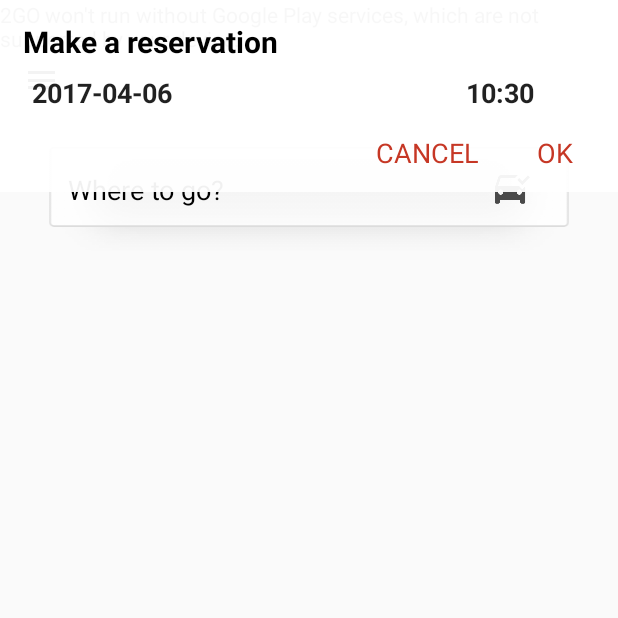
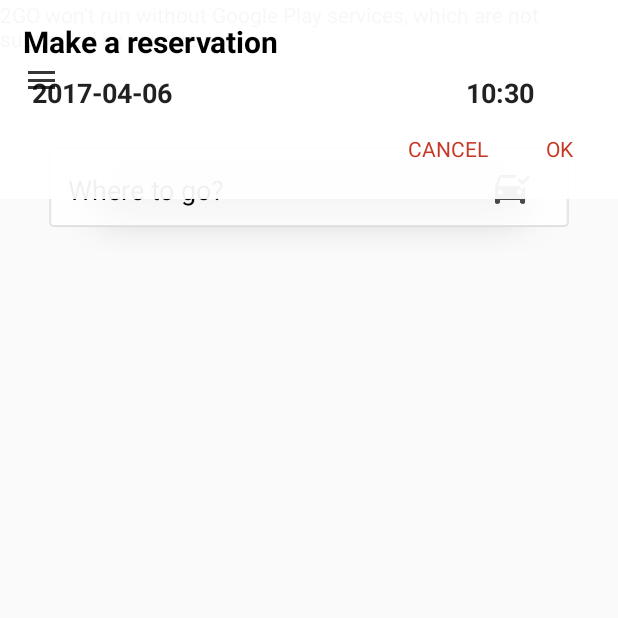
Before and after one commit to gwolf0719/2goclient, an Android app: the fragment BookSelectTimeFragment placed in its activity, on a phone screen of 412 x 824 dp, the top half of it. Run offline under Robolectric (Android 15) with nearby library versions, the light colour scheme and no system bars; libraries missing offline, so code that uses them is left out: com.androidquery, com.androidquery.callback; 9 statements that could not run were skipped.

Commit message:
#1.5.3 按鈕相關, 細節

```diff
--- a/app/build.gradle
+++ b/app/build.gradle
@@ -16,7 +16,7 @@ android {
         minSdkVersion 15
         targetSdkVersion 25
         versionCode 1
-        versionName "1.5.2.1"
+        versionName "1.5.3"
         testInstrumentationRunner "android.support.test.runner.AndroidJUnitRunner"
         multiDexEnabled true
     }
--- a/app/src/main/java/com/silence5105/nosy/partner2go/MainActivity.java
+++ b/app/src/main/java/com/silence5105/nosy/partner2go/MainActivity.java
@@ -138,12 +138,12 @@ public class MainActivity extends AppCompatActivity
     RelativeLayout showview, callbtn;
     Button avgbtn, okbtn;
     double nowlng;
-    RelativeLayout btnFindPath, container1, where2golayout, loadlinearlayoout, officfindpathbtn, onthewaylayout, icarlayout;
+    RelativeLayout containermenubtn, menubtn, btnFindPath, container1, where2golayout, loadlinearlayoout, officfindpathbtn, onthewaylayout, icarlayout;
     LinearLayout linearLayout, btnlayout, checklayout, viewlayout, icslectlayout;
     AQuery aQuery;
     GoogleApiClient googleApiClient;
     TextView numbertxt, dtxt, rattxt, nametxt, iccartxt, iccnametxt, iccrate;
-    ImageView menubtn, redimg, blueimg, containermenubtn, sosbtn;
+    ImageView menuimg, redimg, blueimg, sosbtn;
     PlaceAutocompleteAdapter placeAutocompleteAdapter;
     TextView menunametxt;
 
@@ -347,8 +347,9 @@ public class MainActivity extends AppCompatActivity
         setSupportActionBar(toolbar);
         aQuery = new AQuery(this);
         bottoncontainer = (RelativeLayout) findViewById(R.id.bottoncontainer);
-        containermenubtn = (ImageView) findViewById(R.id.containermenubtn);
+        containermenubtn = (RelativeLayout) findViewById(R.id.containermenubtn);
         containermenubtn.setOnClickListener(this);
+        menuimg = (ImageView) findViewById(R.id.menuimg);
         sosbtn = (ImageView) findViewById(R.id.sosbtn);
         iccnametxt = (TextView) findViewById(R.id.iccnametext);
         iccrate = (TextView) findViewById(R.id.iccratetxt);
@@ -373,7 +374,7 @@ public class MainActivity extends AppCompatActivity
         avgbtn = (Button) findViewById(R.id.avgbtn);
         avgbtn.setBackgroundResource(R.layout.testbtn);
         viewlayout = (LinearLayout) findViewById(R.id.viewlayout);
-        menubtn = (ImageView) findViewById(R.id.menubtn);
+        menubtn = (RelativeLayout) findViewById(R.id.menubtn);
         menubtn.setOnClickListener(this);
         okbtn = (Button) findViewById(R.id.okbtn);
         okbtn.setBackgroundResource(R.layout.testbtn);
@@ -1928,23 +1929,25 @@ public class MainActivity extends AppCompatActivity
     }
 
     public class BookSelectTimeFragment1 extends Fragment implements View.OnClickListener {
-        TextView nextbtn, mytxt, dtimetxt, cancelbtn, officletxt;
+        TextView mytxt, dtimetxt, officletxt, oktxt, canceltxt;
         DatePickerDialog datePickerDialog;
         private int mYear, mMonth, mDay, mH, mm;
         DatePickerDialog dpd;
         TimePickerDialog timePicker;
-
+        RelativeLayout cancelbtn, nextbtn;
 
         @Nullable
         @Override
         public View onCreateView(LayoutInflater inflater, @Nullable ViewGroup container, Bundle savedInstanceState) {
             View view = inflater.inflate(R.layout.bookselecttimelayout, container, false);
-            nextbtn = (TextView) view.findViewById(R.id.nextbtn);
+            nextbtn = (RelativeLayout) view.findViewById(R.id.nextbtn);
             mytxt = (TextView) view.findViewById(R.id.mytxt);
+            oktxt = (TextView) view.findViewById(R.id.oktxt);
+            canceltxt = (TextView) view.findViewById(R.id.canceltxt);
             mytxt.setOnClickListener(this);
             dtimetxt = (TextView) view.findViewById(R.id.dtimetxt);
             nextbtn.setOnClickListener(this);
-            cancelbtn = (TextView) view.findViewById(R.id.canclebtn);
+            cancelbtn = (RelativeLayout) view.findViewById(R.id.canclebtn);
             cancelbtn.setOnClickListener(this);
             officletxt = (TextView) view.findViewById(R.id.officletxt);
             SimpleDateFormat sDateFormat = new SimpleDateFormat("yyyy-MM-dd");
@@ -1991,8 +1994,8 @@ public class MainActivity extends AppCompatActivity
 //        dpd.show();
             if (PrefsHelper.setofficalbooking(getActivity()).equals("1")) {
                 officletxt.setVisibility(View.VISIBLE);
-                nextbtn.setText(R.string.officialbookingok);
-                cancelbtn.setText(R.string.officialbookingcancel);
+                oktxt.setText(R.string.officialbookingok);
+                canceltxt.setText(R.string.officialbookingcancel);
             }
             return view;
         }
@@ -2043,7 +2046,7 @@ public class MainActivity extends AppCompatActivity
         where2golayout.setVisibility(View.VISIBLE);
         blueimg.setVisibility(View.GONE);
         redimg.setVisibility(View.VISIBLE);
-        menubtn.setImageDrawable(getResources().getDrawable(R.mipmap.menu_black));
+        menuimg.setImageDrawable(getResources().getDrawable(R.mipmap.menu_black));
         loadlinearlayoout.setVisibility(View.INVISIBLE);
         btnFindPath.setVisibility(View.INVISIBLE);
         officfindpathbtn.setVisibility(View.INVISIBLE);
--- a/app/src/main/res/layout/bookselecttimelayout.xml
+++ b/app/src/main/res/layout/bookselecttimelayout.xml
@@ -1,8 +1,8 @@
 <?xml version="1.0" encoding="utf-8"?>
 <RelativeLayout xmlns:android="http://schemas.android.com/apk/res/android"
     android:layout_width="match_parent"
-    android:background="#ffffff"
-    android:layout_height="wrap_content">
+    android:layout_height="wrap_content"
+    android:background="#ffffff">
 
     <TextView
         android:id="@+id/textView38"
@@ -12,43 +12,32 @@
         android:layout_alignParentStart="true"
         android:layout_alignParentTop="true"
         android:layout_marginLeft="15dp"
-        android:textColor="#000000"
         android:layout_marginTop="14dp"
         android:text="Make a reservation"
+        android:textColor="#000000"
         android:textSize="20sp"
         android:textStyle="bold" />
+
     <TextView
         android:id="@+id/officletxt"
         android:layout_width="wrap_content"
         android:layout_height="wrap_content"
+        android:layout_alignLeft="@+id/textView38"
+        android:layout_alignStart="@+id/textView38"
+        android:layout_alignTop="@+id/canclebtn"
         android:text="Need advance 45m"
         android:textColor="#c63725"
         android:textSize="16sp"
-        android:visibility="invisible"
-        android:layout_alignTop="@+id/canclebtn"
-        android:layout_alignLeft="@+id/textView38"
-        android:layout_alignStart="@+id/textView38" />
+        android:visibility="invisible" />
 
-    <TextView
-        android:id="@+id/nextbtn"
+
+    <LinearLayout
         android:layout_width="wrap_content"
         android:layout_height="wrap_content"
-        android:layout_alignParentRight="true"
-        android:layout_below="@+id/dtimetxt"
-        android:layout_marginBottom="14dp"
-        android:layout_marginRight="30dp"
-        android:layout_marginTop="15dp"
-        android:text="OK"
-        android:textAlignment="center"
-        android:textColor="#c63725"
-        android:textSize="18sp" />
-    <LinearLayout
-        android:layout_width="wrap_content"
+        android:layout_below="@+id/textView38"
         android:layout_marginLeft="21.5dp"
-        android:layout_below="@+id/textView38"
         android:layout_marginTop="8dp"
-        android:orientation="vertical"
-        android:layout_height="wrap_content">
+        android:orientation="vertical">
 
         <TextView
             android:id="@+id/mytxt"
@@ -67,26 +56,58 @@
         android:id="@+id/dtimetxt"
         android:layout_width="wrap_content"
         android:layout_height="wrap_content"
+        android:layout_alignParentEnd="true"
+        android:layout_alignParentRight="true"
+        android:layout_below="@+id/textView38"
+        android:layout_marginRight="56dp"
+        android:layout_marginTop="8dp"
         android:text="TextView"
+        android:textColor="#de000000"
         android:textSize="18dp"
-        android:layout_marginTop="8dp"
-        android:layout_marginRight="56dp"
-        android:textColor="#de000000"
-        android:textStyle="bold"
-        android:layout_below="@+id/textView38"
+        android:textStyle="bold" />
+
+    <RelativeLayout
+        android:id="@+id/nextbtn"
+        android:layout_width="wrap_content"
+        android:layout_height="wrap_content"
         android:layout_alignParentRight="true"
-        android:layout_alignParentEnd="true" />
-    <TextView
+        android:layout_below="@+id/dtimetxt"
+        android:layout_marginBottom="14dp"
+        android:layout_marginTop="15dp">
+
+        <TextView
+            android:id="@+id/oktxt"
+            android:layout_width="wrap_content"
+            android:layout_height="wrap_content"
+            android:layout_marginBottom="10dp"
+            android:layout_marginLeft="20dp"
+            android:layout_marginRight="30dp"
+            android:text="OK"
+            android:textAlignment="center"
+            android:textColor="#c63725"
+            android:textSize="14sp" />
+    </RelativeLayout>
+
+    <RelativeLayout
         android:id="@+id/canclebtn"
         android:layout_width="wrap_content"
         android:layout_height="wrap_content"
-        android:text="CANCEL"
-        android:textSize="18dp"
-        android:textColor="#c63725"
-        android:layout_marginRight="38.5dp"
         android:layout_alignBaseline="@+id/nextbtn"
         android:layout_alignBottom="@+id/nextbtn"
         android:layout_toLeftOf="@+id/nextbtn"
-        android:layout_toStartOf="@+id/nextbtn" />
+        android:layout_toStartOf="@+id/nextbtn">
+
+        <TextView
+            android:id="@+id/canceltxt"
+            android:layout_width="wrap_content"
+            android:layout_height="wrap_content"
+            android:layout_marginBottom="10dp"
+            android:layout_marginLeft="10dp"
+
+            android:layout_marginRight="18.5dp"
+            android:text="CANCEL"
+            android:textColor="#c63725"
+            android:textSize="14dp" />
+    </RelativeLayout>
 
 </RelativeLayout>
--- a/app/src/main/res/layout/newmain_activity.xml
+++ b/app/src/main/res/layout/newmain_activity.xml
@@ -278,6 +278,7 @@
                     android:layout_marginLeft="24dp"
                     android:layout_marginTop="10dp"
                     app:srcCompat="@mipmap/line_personal" />
+
                 <ImageView
                     android:id="@+id/blueimg"
                     android:layout_width="wrap_content"
@@ -289,7 +290,7 @@
                     android:layout_marginLeft="24dp"
                     android:layout_marginTop="10dp"
                     android:visibility="gone"
-                    app:srcCompat="@mipmap/line_official"/>
+                    app:srcCompat="@mipmap/line_official" />
 
                 <LinearLayout
                     android:layout_width="match_parent"
@@ -325,19 +326,26 @@
         </RelativeLayout>
 
 
+    </fragment>
+
+    <RelativeLayout
+        android:id="@+id/menubtn"
+        android:layout_width="wrap_content"
+        android:layout_height="wrap_content">
+
         <ImageView
-            android:id="@+id/menubtn"
+            android:id="@+id/menuimg"
             android:layout_width="wrap_content"
             android:layout_height="wrap_content"
             android:layout_alignParentLeft="true"
 
             android:layout_alignParentTop="true"
+            android:layout_marginBottom="10dp"
             android:layout_marginLeft="16dp"
+            android:layout_marginRight="10dp"
             android:layout_marginTop="41dp"
             app:srcCompat="@mipmap/menu_black" />
-
-
-    </fragment>
+    </RelativeLayout>
     <!--<RelativeLayout-->
 
     <!--android:layout_width="match_parent"-->
@@ -362,8 +370,8 @@
         android:layout_alignParentLeft="true"
         android:layout_centerHorizontal="true"
         android:layout_marginLeft="15dp"
-        android:visibility="invisible"
-        android:background="@mipmap/button_booking_red">
+        android:background="@mipmap/button_booking_red"
+        android:visibility="invisible">
 
         <TextView
             android:layout_width="wrap_content"
@@ -373,6 +381,7 @@
             android:text="Personal\nBooking"
             android:textColor="#ffffff" />
     </RelativeLayout>
+
     <RelativeLayout
         android:id="@+id/officbtnFindPath"
         android:layout_width="wrap_content"
@@ -381,8 +390,8 @@
         android:layout_alignParentRight="true"
         android:layout_centerHorizontal="true"
         android:layout_marginRight="15dp"
-        android:visibility="invisible"
-        android:background="@mipmap/button_booking_blue">
+        android:background="@mipmap/button_booking_blue"
+        android:visibility="invisible">
 
         <TextView
             android:layout_width="wrap_content"
@@ -404,7 +413,6 @@
         android:visibility="invisible">
 
 
-
     </RelativeLayout>
 
     <RelativeLayout
@@ -413,16 +421,25 @@
         android:layout_height="match_parent"
         android:clickable="true"
         android:visibility="gone">
+
+        <RelativeLayout
+            android:id="@+id/containermenubtn"
+            android:layout_width="wrap_content"
+            android:layout_height="wrap_content">
+
             <ImageView
-            android:id="@+id/containermenubtn"
+
                 android:layout_width="wrap_content"
                 android:layout_height="wrap_content"
                 android:layout_alignParentLeft="true"
-            android:visibility="gone"
                 android:layout_alignParentTop="true"
+                android:layout_marginBottom="10dp"
                 android:layout_marginLeft="16dp"
+                android:layout_marginRight="10dp"
                 android:layout_marginTop="41dp"
+                android:visibility="visible"
                 app:srcCompat="@mipmap/arrow_left_black" />
+        </RelativeLayout>
 
         <!--<RelativeLayout-->
         <!--android:id="@+id/blockbg"-->
@@ -444,13 +461,14 @@
         android:layout_marginRight="16dp">
 
     </RelativeLayout>
+
     <RelativeLayout
         android:id="@+id/onthewaylayout"
-        android:visibility="gone"
-        android:background="#ffffff"
         android:layout_width="match_parent"
         android:layout_height="wrap_content"
-        android:layout_alignParentBottom="true">
+        android:layout_alignParentBottom="true"
+        android:background="#ffffff"
+        android:visibility="gone">
 
         <TextView
             android:id="@+id/titletxt"
@@ -473,6 +491,13 @@
             android:textColor="#757575"
             android:textSize="14sp" />
 
+        <ImageView
+            android:layout_width="wrap_content"
+            android:layout_height="wrap_content"
+            android:layout_centerHorizontal="true"
+            android:layout_marginTop="58dp"
+            android:background="@mipmap/line" />
+
         <TextView
             android:id="@+id/nametext"
             android:layout_width="wrap_content"
@@ -486,89 +511,95 @@
             />
 
         <TextView
+            android:id="@+id/dtxt"
             android:layout_width="wrap_content"
             android:layout_height="wrap_content"
+            android:layout_alignParentEnd="true"
+            android:layout_alignParentRight="true"
+            android:layout_alignTop="@+id/titletxt"
+            android:layout_marginRight="17dp"
             android:text="1234"
             android:textColor="#c63725"
-            android:textSize="40sp"
-            android:id="@+id/dtxt"
-            android:layout_marginRight="17dp"
-            android:layout_alignTop="@+id/titletxt"
-            android:layout_alignParentRight="true"
-            android:layout_alignParentEnd="true" />
+            android:textSize="40sp" />
 
         <ImageView
+            android:id="@+id/imageView22"
             android:layout_width="wrap_content"
             android:layout_height="wrap_content"
             android:layout_below="@id/nametext"
             android:layout_marginLeft="93dp"
             android:layout_marginTop="8dp"
-            android:background="@mipmap/star_active"
-            android:id="@+id/imageView22" />
+            android:background="@mipmap/star_active" />
 
         <TextView
             android:id="@+id/ratetxt"
             android:layout_width="wrap_content"
             android:layout_height="wrap_content"
+            android:layout_alignTop="@+id/imageView22"
+            android:layout_marginBottom="64dp"
+            android:layout_marginLeft="2dp"
+            android:layout_toEndOf="@+id/imageView22"
+            android:layout_toRightOf="@+id/imageView22"
+            android:text="1234"
             android:textColor="#c63725"
-            android:textSize="19sp"
-            android:text="1234"
-            android:layout_marginLeft="2dp"
-            android:layout_marginBottom="64dp"
-            android:layout_alignTop="@+id/imageView22"
-            android:layout_toRightOf="@+id/imageView22"
-            android:layout_toEndOf="@+id/imageView22" />
+            android:textSize="19sp" />
 
     </RelativeLayout>
+
     <LinearLayout
         android:id="@+id/otwselectlayout"
-        android:visibility="gone"
+        android:layout_width="match_parent"
+        android:layout_height="wrap_content"
         android:layout_alignParentBottom="true"
-        android:layout_width="match_parent"
-        android:layout_height="wrap_content">
+        android:visibility="gone">
+
         <RelativeLayout
+            android:id="@+id/msnbtn"
             android:layout_width="wrap_content"
             android:layout_height="wrap_content"
+            android:layout_marginLeft="16dp"
+            android:layout_marginRight="2.5dp"
             android:layout_weight="5"
-            android:layout_marginRight="2.5dp"
-            android:layout_marginLeft="16dp"
-            android:id="@+id/msnbtn"
             android:background="@mipmap/button_driver_message">
+
             <TextView
                 android:layout_width="wrap_content"
                 android:layout_height="wrap_content"
+                android:layout_centerHorizontal="true"
+                android:layout_marginTop="8dp"
                 android:text="Message"
-                android:layout_marginTop="8dp"
-                android:textColor="#ffffff"
-                android:layout_centerHorizontal="true"/>
+                android:textColor="#ffffff" />
         </RelativeLayout>
+
         <RelativeLayout
+            android:id="@+id/callbtn"
             android:layout_width="wrap_content"
             android:layout_height="wrap_content"
-            android:layout_weight="5"
-            android:id="@+id/callbtn"
             android:layout_marginLeft="2.5dp"
             android:layout_marginRight="16dp"
+            android:layout_weight="5"
             android:background="@mipmap/button_driver_message">
+
             <TextView
                 android:layout_width="wrap_content"
                 android:layout_height="wrap_content"
+                android:layout_centerHorizontal="true"
+                android:layout_marginTop="8dp"
                 android:text="Call"
-                android:layout_marginTop="8dp"
-                android:textColor="#ffffff"
-                android:layout_centerHorizontal="true"/>
+                android:textColor="#ffffff" />
         </RelativeLayout>
     </LinearLayout>
+
     <ImageView
         android:id="@+id/sosbtn"
         android:layout_width="wrap_content"
         android:layout_height="wrap_content"
+        android:layout_alignParentRight="true"
+        android:layout_marginRight="18dp"
         android:layout_marginTop="89dp"
-        android:layout_marginRight="18dp"
-        android:layout_alignParentRight="true"
-        android:visibility="gone"
         android:background="@mipmap/icon_sos"
-        />
+        android:visibility="gone" />
+
     <RelativeLayout
         android:id="@+id/incarlayout"
         android:layout_width="match_parent"
@@ -597,6 +628,13 @@
             android:text="number"
             android:textColor="#757575"
             android:textSize="14sp" />
+        <ImageView
+            android:layout_width="wrap_content"
+            android:layout_height="wrap_content"
+            android:layout_centerHorizontal="true"
+            android:layout_marginTop="58dp"
+            android:background="@mipmap/line"
+            />
 
         <TextView
             android:id="@+id/iccnametext"
@@ -609,7 +647,6 @@
             android:textSize="16sp"
 
             />
-
 
 
         <ImageView
@@ -663,10 +700,7 @@
     </LinearLayout>
 
 
-
-
 </RelativeLayout>
 
 
-
     <!--</RelativeLayout>-->
```
Also changed, not shown: app/src/main/AndroidManifest.xml (+9 -7 lines). Lines whose indentation alone changed are shown as unchanged.
